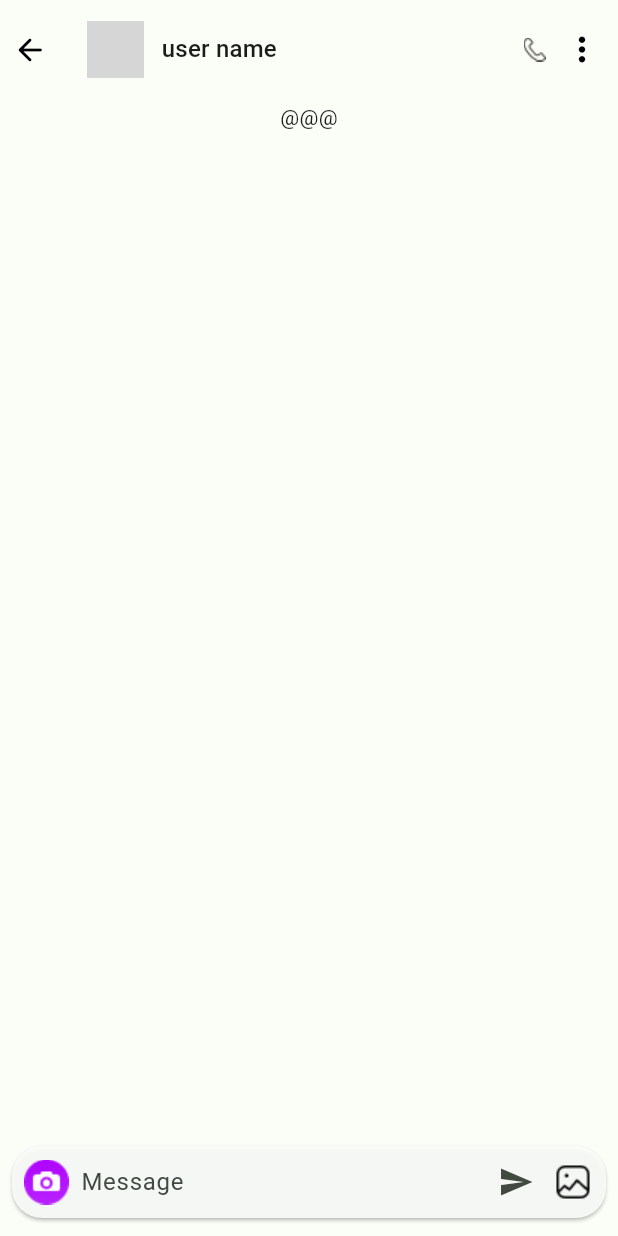
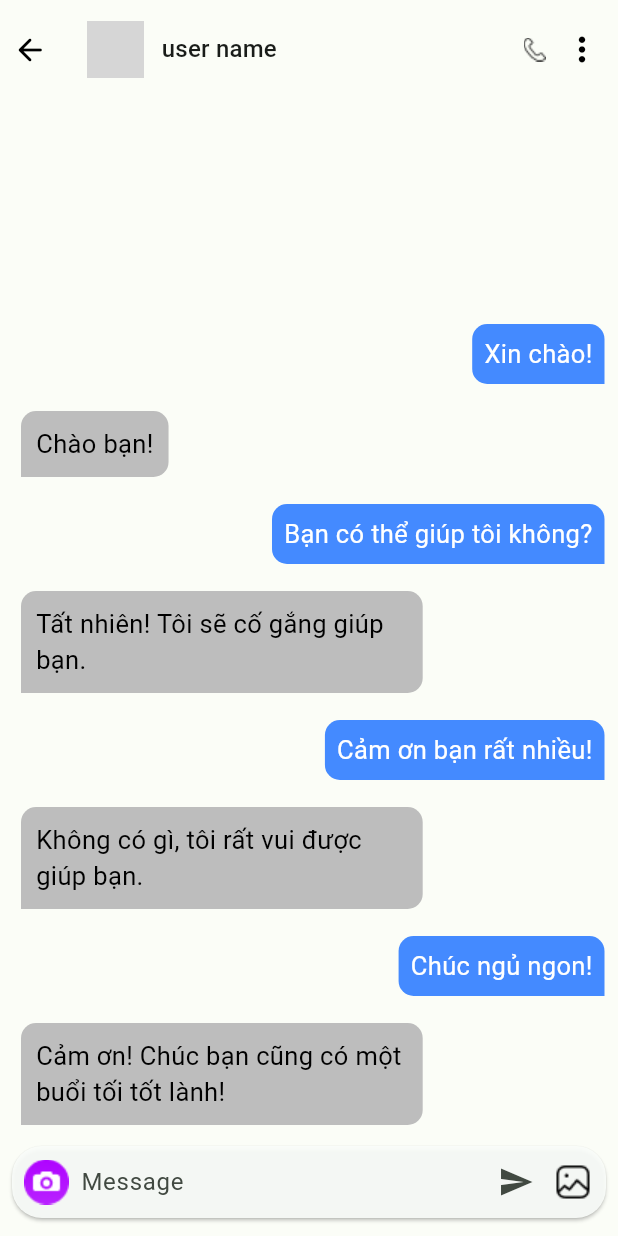
Before and after one commit to billzayy/Mobile_Chat_App, a Flutter app: the RoomChatView screen opened by its route, on a phone screen of 412 x 824 dp. Run offline on Flutter 3.47's test engine with Material 2 defaults, Android fonts, the phone set to English and light mode, and no system bars; drawn by our look-alikes of extended_image; our stand-ins replace dio, flutter_svg, get, pretty_dio_logger, salomon_bottom_bar, shared_preferences; accounts and stored records are empty; network calls fail; grey boxes are pictures that could not be loaded.

Commit message:
Profile UI (1)
* add  list, contact , profile

* main to xanh (#1)

* Login Database & API

* Change Docker

* add  list, contact , profile (#6)

* Login DB & API V2 (#7)

* Add auth-user api

* Change api/auth-user to api/login

---------

Co-authored-by: nguyenxuananh0910 <84241450+nguyenxuananh0910@users.noreply.github.com>

* connet api, fetch data to user

* complete connect api login, sign

* ui room chat , add save data user in local

---------

Co-authored-by: Bill Zay <76415515+billzayy@users.noreply.github.com>

```diff
--- a/lib/config/localVariable.dart
+++ b/lib/config/localVariable.dart
@@ -2,5 +2,6 @@ class LocalVariable {
   static const packageName = 'core_phan_anh_dan_package';
   static String urlAPI = '';
   static String userName = '';
+  static String password = '';
   static const String isLogin = 'IsLogin';
 }
--- a/lib/core/router_config.dart
+++ b/lib/core/router_config.dart
@@ -2,8 +2,11 @@ import 'package:get/get.dart';
 import 'package:software_project_3/src/pesentation/pages/app_start.dart';
 import 'package:software_project_3/src/pesentation/pages/contact/contact_ctrl.dart';
 import 'package:software_project_3/src/pesentation/pages/contact/contact_view.dart';
+import 'package:software_project_3/src/pesentation/pages/goup_chat/group_chat_ctrl.dart';
 import 'package:software_project_3/src/pesentation/pages/login/login_ctrl.dart';
 import 'package:software_project_3/src/pesentation/pages/login/login_view.dart';
+import 'package:software_project_3/src/pesentation/pages/profile/profile_ctrl.dart';
+import 'package:software_project_3/src/pesentation/pages/profile/profile_view.dart';
 
 import 'package:software_project_3/src/pesentation/pages/root_app.dart';
 
@@ -43,6 +46,9 @@ class RouterConfigs {
         binding: BindingsBuilder(() {
           Get.lazyPut(() => ContactController());
           Get.lazyPut(() => RoomChatController());
+          Get.lazyPut(() => ProFileController());
+          Get.lazyPut(() => GroupChatController());
+          // Get.lazyPut(() => LoginController());
         })),
     GetPage(
       name: RoomChatView.routerName,
@@ -63,5 +69,15 @@ class RouterConfigs {
         },
       ),
     ),
+    GetPage(
+      name: ProFileView.routerName,
+      page: () => const ProFileView(),
+      binding: BindingsBuilder(
+        () {
+          Get.lazyPut(() => LoginController());
+          Get.lazyPut(() => ProFileController());
+        },
+      ),
+    ),
   ];
 }
--- /dev/null
+++ b/lib/src/domain/model/mesage.dart
@@ -0,0 +1,85 @@
+class MessageData {
+  String chatId;
+  String? sendBy;
+  String? time;
+  String? message;
+  int? type;
+  String? url;
+
+  MessageData({
+    required this.chatId,
+    this.sendBy,
+    this.time,
+    this.message,
+    this.type,
+    this.url,
+  });
+}
+
+// Tạo danh sách dữ liệu giả
+List<MessageData> messageDataList = [
+  MessageData(
+    chatId: "8",
+    sendBy: "id02",
+    time: "12:01 PM",
+    message: "Cảm ơn! Chúc bạn cũng có một buổi tối tốt lành!",
+    type: 1,
+    url: null,
+  ),
+  MessageData(
+    chatId: "7",
+    sendBy: "id01",
+    time: "12:00 PM",
+    message: "Chúc ngủ ngon!",
+    type: 1,
+    url: null,
+  ),
+  MessageData(
+    chatId: "6",
+    sendBy: "id02",
+    time: "11:01 AM",
+    message: "Không có gì, tôi rất vui được giúp bạn.",
+    type: 1,
+    url: null,
+  ),
+  MessageData(
+    chatId: "5",
+    sendBy: "id01",
+    time: "11:00 AM",
+    message: "Cảm ơn bạn rất nhiều!",
+    type: 1,
+    url: null,
+  ),
+  MessageData(
+    chatId: "4",
+    sendBy: "id02",
+    time: "10:02 AM",
+    message: "Tất nhiên! Tôi sẽ cố gắng giúp bạn.",
+    type: 1,
+    url: null,
+  ),
+  MessageData(
+    chatId: "3",
+    sendBy: "id01",
+    time: "10:00 AM",
+    message: "Bạn có thể giúp tôi không?",
+    type: 1,
+    url: null,
+  ),
+  MessageData(
+    chatId: "2",
+    sendBy: "id02",
+    time: "9:01 AM",
+    message: "Chào bạn!",
+    type: 1,
+    url: null,
+  ),
+  MessageData(
+    chatId: "1",
+    sendBy: "id01",
+    time: "9:00 AM",
+    message: "Xin chào!",
+    type: 1,
+    url: null,
+  ),
+];
--- a/lib/src/pesentation/pages/login/login_ctrl.dart
+++ b/lib/src/pesentation/pages/login/login_ctrl.dart
@@ -58,9 +58,10 @@ class LoginController extends GetxController {
         emailEditController.text.trim(), passwordEditController.text.trim());
     if (res.status == ApiResponseStatus.completed) {
       userLogin.call(res.data);
-      LocalVariable.userName = userLogin.value!.fullname!;
+      await prefs.setString(LocalVariable.userName, userLogin.value!.fullname!);
+      await prefs.setString(LocalVariable.password, userLogin.value!.password!);
+      await prefs.setBool(LocalVariable.isLogin, true);
       _cleanInput();
-      await prefs.setBool(LocalVariable.isLogin, true);
       Get.offAllNamed(RootApp.routerName);
     } else {
       tinTucConfig.showSnackBar(
--- a/lib/src/pesentation/pages/profile/profile_ctrl.dart
+++ b/lib/src/pesentation/pages/profile/profile_ctrl.dart
@@ -1,12 +1,21 @@
 import 'package:get/get.dart';
-import 'package:software_project_3/src/pesentation/pages/login/login_ctrl.dart';
+import 'package:shared_preferences/shared_preferences.dart';
+import 'package:software_project_3/config/localVariable.dart';
 
 class ProFileController extends GetxController {
-  final loginController = Get.find<LoginController>();
+  RxString fullName = ''.obs;
+  // final loginController = Get.find<LoginController>();
+
   @override
   void onInit() {
+    loadData();
     // TODO: implement onInit
     super.onInit();
+  }
+
+  Future<void> loadData() async {
+    final prefs = await SharedPreferences.getInstance();
+    fullName.value = prefs.getString(LocalVariable.userName) ?? '';
   }
 
   @override
--- a/lib/src/pesentation/pages/profile/profile_view.dart
+++ b/lib/src/pesentation/pages/profile/profile_view.dart
@@ -56,7 +56,11 @@ class ProFileView extends GetView<ProFileController> {
                 ),
                 Column(
                   children: [
-                    Text(LocalVariable.userName),
+                    Obx(
+                      () => Text(
+                        controller.fullName.value,
+                      ),
+                    )
                   ],
                 ),
                 ElevatedButton(
--- a/lib/src/pesentation/pages/room_chat/room_chat_view.dart
+++ b/lib/src/pesentation/pages/room_chat/room_chat_view.dart
@@ -2,7 +2,10 @@ import 'package:extended_image/extended_image.dart';
 import 'package:flutter/material.dart';
 import 'package:get/get.dart';
 import 'package:software_project_3/config/assets.dart';
+import 'package:software_project_3/src/domain/model/mesage.dart';
 import 'package:software_project_3/src/pesentation/pages/room_chat/room_chat_ctrl.dart';
+import 'package:software_project_3/src/pesentation/pages/room_chat/widgets/left_content.dart';
+import 'package:software_project_3/src/pesentation/pages/room_chat/widgets/right_content.dart';
 
 class RoomChatView extends GetView<RoomChatController> {
   static const String routerName = '/RoomChatView';
@@ -90,7 +93,35 @@ class RoomChatView extends GetView<RoomChatController> {
         child: Column(
           children: [
             Expanded(
-              child: Text('@@@'),
+              child: ListView.builder(
+                reverse: true,
+                itemCount: messageDataList.length,
+                itemBuilder: (context, index) {
+                  final message = messageDataList[index];
+                  MessageData? lastItem;
+                  if (index > 0) lastItem = messageDataList[index - 1];
+                  MessageData? currentItem = message;
+
+                  MessageData? nextItem;
+                  if ((messageDataList.length - 1) > index) {
+                    nextItem = messageDataList[index + 1];
+                  }
+
+                  if (message.sendBy != 'id01') {
+                    return LeftContent(
+                      current: currentItem,
+                      last: lastItem,
+                      next: nextItem,
+                    );
+                  }
+                  return RightContent(
+                    current: currentItem,
+                    last: lastItem,
+                    next: nextItem,
+                    currentIndex: index,
+                  );
+                },
+              ),
             ),
             getBottomBar()
           ],
--- /dev/null
+++ b/lib/src/pesentation/pages/room_chat/widgets/left_content.dart
@@ -0,0 +1,52 @@
+import 'package:flutter/material.dart';
+import 'package:software_project_3/src/domain/model/mesage.dart';
+
+class LeftContent extends StatelessWidget {
+  final MessageData? last;
+  final MessageData current;
+  final MessageData? next;
+  final bool isHienThiGio;
+
+  const LeftContent({
+    Key? key,
+    required this.current,
+    required this.last,
+    required this.next,
+    this.isHienThiGio = false,
+  }) : super(key: key);
+
+  @override
+  Widget build(BuildContext context) {
+    return Row(
+      mainAxisAlignment: MainAxisAlignment.start,
+      children: [
+        Column(
+          mainAxisAlignment: MainAxisAlignment.start,
+          children: [
+            Padding(
+              padding: const EdgeInsets.all(10),
+              child: Container(
+                constraints: BoxConstraints(
+                    maxWidth: MediaQuery.of(context).size.width * 0.65),
+                decoration: BoxDecoration(
+                    color: Colors.grey[400],
+                    borderRadius: const BorderRadius.only(
+                      topRight: Radius.circular(10),
+                      topLeft: Radius.circular(10),
+                      bottomRight: Radius.circular(10),
+                    )),
+                child: Padding(
+                  padding: const EdgeInsets.all(10),
+                  child: Text(
+                    current.message ?? '',
+                    style: const TextStyle(fontSize: 17, color: Colors.black),
+                  ),
+                ),
+              ),
+            ),
+          ],
+        ),
+      ],
+    );
+  }
+}
--- /dev/null
+++ b/lib/src/pesentation/pages/room_chat/widgets/right_content.dart
@@ -0,0 +1,64 @@
+import 'package:flutter/material.dart';
+import 'package:software_project_3/src/domain/model/mesage.dart';
+
+class RightContent extends StatelessWidget {
+  final MessageData? last;
+  final MessageData current;
+  final MessageData? next;
+  final int currentIndex;
+
+  const RightContent(
+      {Key? key,
+      required this.current,
+      required this.last,
+      required this.next,
+      required this.currentIndex})
+      : super(key: key);
+
+  @override
+  Widget build(BuildContext context) {
+    return Row(
+      mainAxisAlignment: MainAxisAlignment.end,
+      children: [
+        Column(
+          crossAxisAlignment: CrossAxisAlignment.end,
+          children: [
+            Padding(
+              padding:
+                  const EdgeInsets.symmetric(horizontal: 5.0, vertical: 8.0),
+              child: Container(
+                constraints: BoxConstraints(
+                    maxWidth: MediaQuery.of(context).size.width * 0.65),
+                decoration: const BoxDecoration(
+                    color: Colors.blueAccent,
+                    borderRadius: BorderRadius.only(
+                        topRight: Radius.circular(10),
+                        topLeft: Radius.circular(10),
+                        bottomLeft: Radius.circular(10))),
+                child: Padding(
+                  padding: const EdgeInsets.all(8.0),
+                  child: Text(
+                    current.message ?? '',
+                    style: const TextStyle(fontSize: 17, color: Colors.white),
+                  ),
+                ),
+              ),
+            ),
+            // if (currentIndex == 0)
+            //   Center(
+            //     child: Padding(
+            //       padding: const EdgeInsets.symmetric(horizontal: 10.0),
+            //       child: CustomText(
+            //         text: dayFormat(current.time!),
+            //         textSize: 15,
+            //         fontWeight: FontWeight.w300,
+            //         textColor: getSuitableColor(AppColor.black, AppColor.white),
+            //       ),
+            //     ),
+            //   )
+          ],
+        ),
+      ],
+    );
+  }
+}
```
